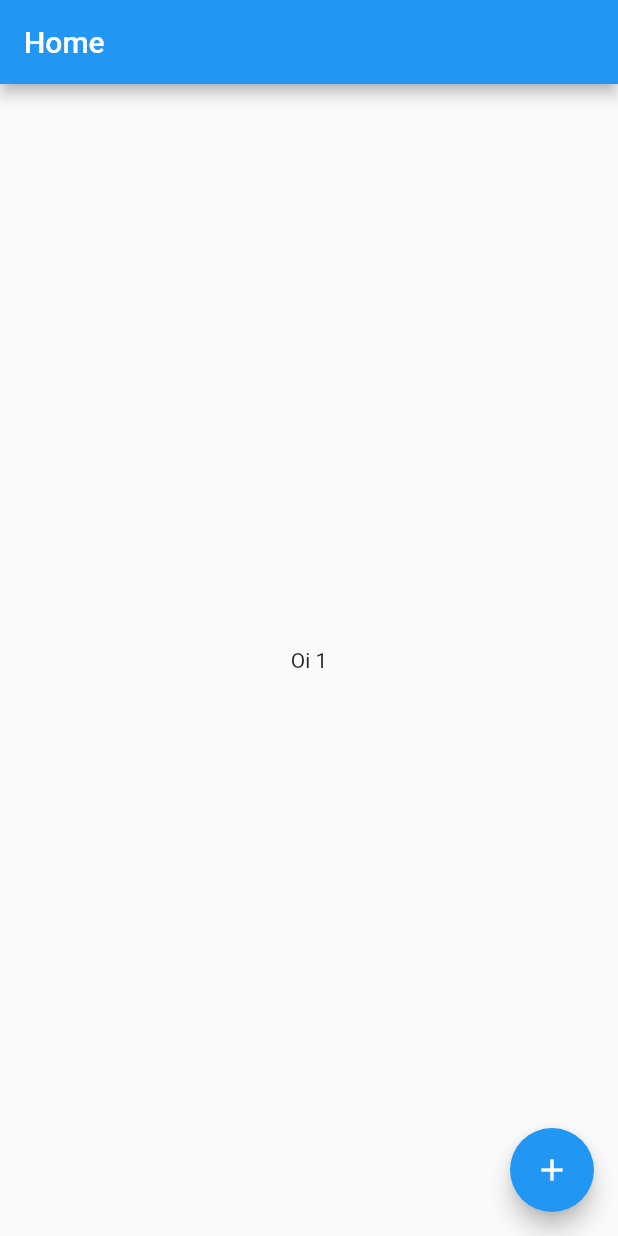
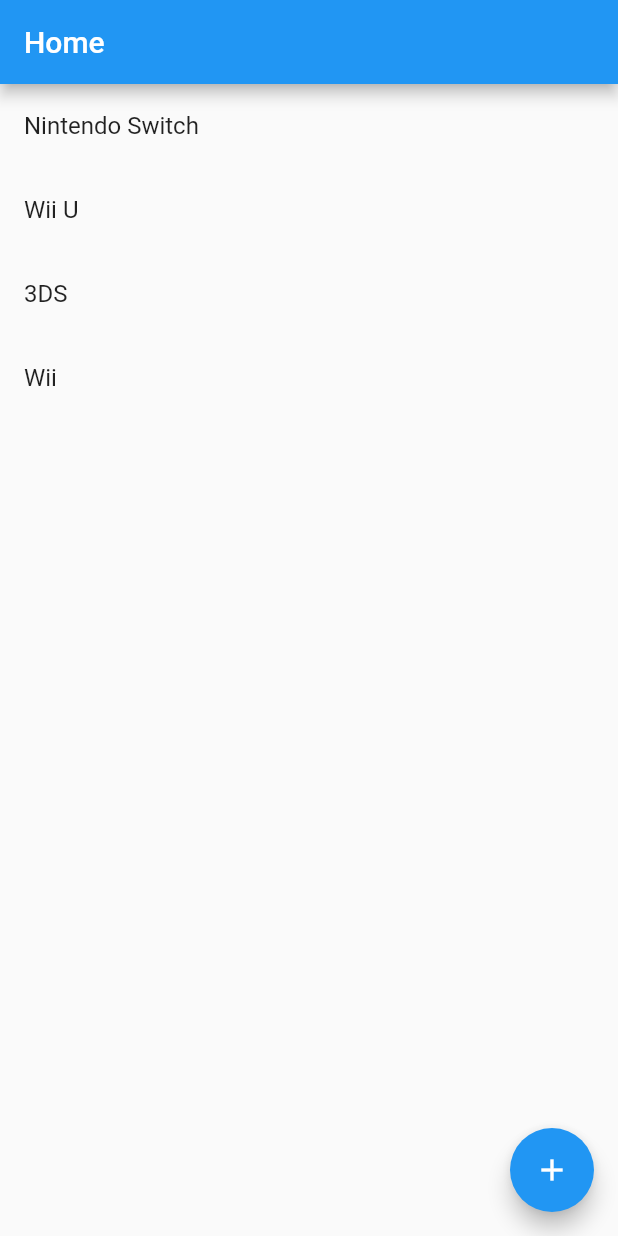
Before and after one commit to LucasClaro/TesteFlutter, a Flutter app: the screen it shows after launch, after a tap on the "add" icon, on a phone screen of 412 x 824 dp. Run offline on Flutter 3.47's test engine with Material 2 defaults, Android fonts, the phone set to English and light mode, and no system bars.

Commit message:
StatefulWidget, Grid e ListView

```diff
--- a/flutter_application_1/lib/home_page.dart
+++ b/flutter_application_1/lib/home_page.dart
@@ -1,27 +1,94 @@
 import 'package:flutter/material.dart';
 import 'package:flutter_application_1/home_controller.dart';
 
-class HomePage extends StatelessWidget {
+// class HomePage extends StatelessWidget {
 
+//   const HomePage({super.key});
+
+//   @override
+//   Widget build(BuildContext context) {
+
+//     var controller = HomeController.of(context);
+
+//     return Scaffold(
+//       appBar: AppBar(
+//         title: const Text("Home"),
+//       ),
+//       body: Center(child: Text("Oi ${controller.value}")),
+//       floatingActionButton: FloatingActionButton(
+//         child: const Icon(Icons.add),
+//         onPressed: () {
+//           controller.increment();
+//         }
+//       ),
+//     );
+//   }
+
+// }
+
+class HomePage extends StatefulWidget {
   const HomePage({super.key});
 
   @override
+  State<HomePage> createState() => _HomePageState();
+}
+
+class _HomePageState extends State<HomePage> {
+
+  var counter = 0;
+
+  var itens = ['Nintendo Switch', 'Wii U', '3DS', 'Wii'];
+
+  @override
   Widget build(BuildContext context) {
-
-    var controller = HomeController.of(context);
-
     return Scaffold(
       appBar: AppBar(
         title: const Text("Home"),
       ),
-      body: Center(child: Text("Oi ${controller.value}")),
+
+      body: SizedBox(
+        width: double.maxFinite,
+        height: double.maxFinite,
+        child: ListView.builder(
+            itemCount: itens.length,
+            itemBuilder: (context, index) {
+              return ListTile(
+                title: Text(itens[index]),
+              );
+            },
+          ),
+      ),
+
       floatingActionButton: FloatingActionButton(
         child: const Icon(Icons.add),
         onPressed: () {
-          controller.increment();
+          setState(() {
+            counter++;
+          });
         }
       ),
+
     );
   }
 
 }
+
+// body: SizedBox(
+//   width: double.maxFinite,
+//   height: double.maxFinite,
+//   child: SingleChildScrollView(
+//     child: Column(
+//       mainAxisAlignment: MainAxisAlignment.center,
+//       crossAxisAlignment: CrossAxisAlignment.center,
+//       children: [
+//         for (var i = 0; i < 10; i++)
+//           Container(
+//             width: double.maxFinite,
+//             height: 80,
+//             margin: const EdgeInsets.all(12),
+//             color: Colors.amber,
+//           )
+//       ],
+//     ),
+//   )
+// ),
```
